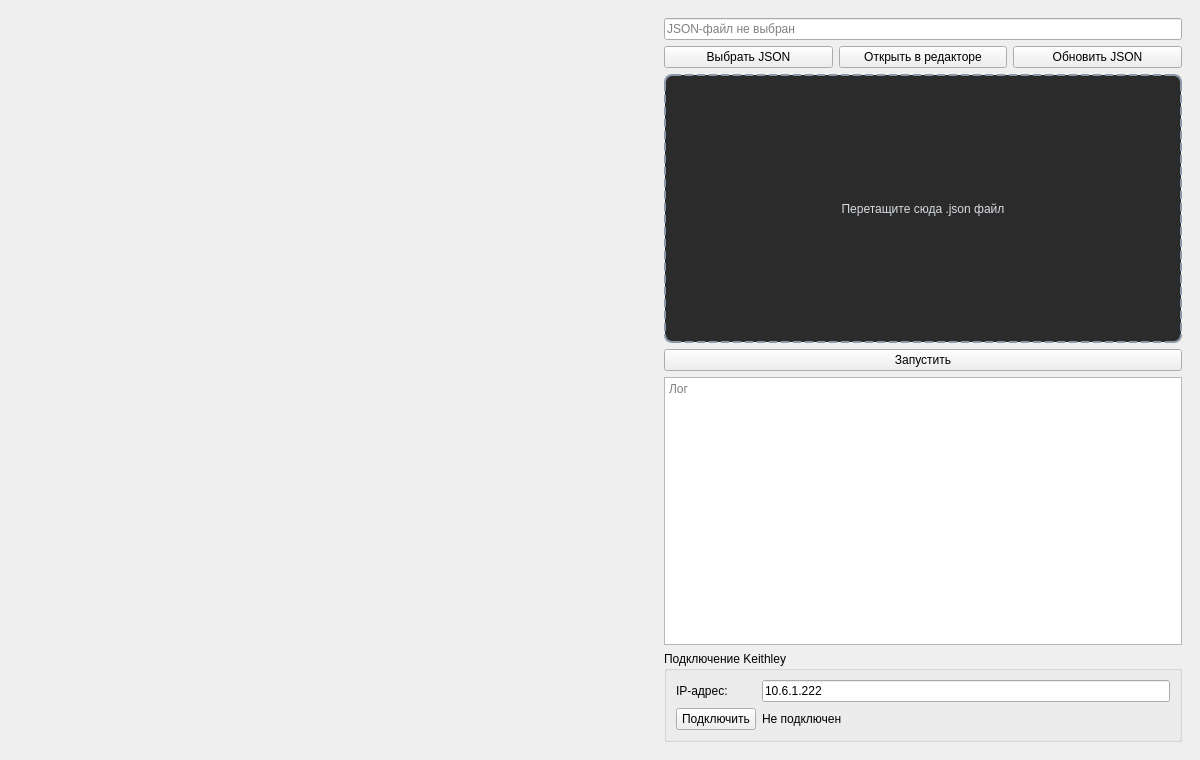
Above: cfg/gui/main_window.ui from AtariVC/keithly_calibrator before the change. Below: the same form after it.
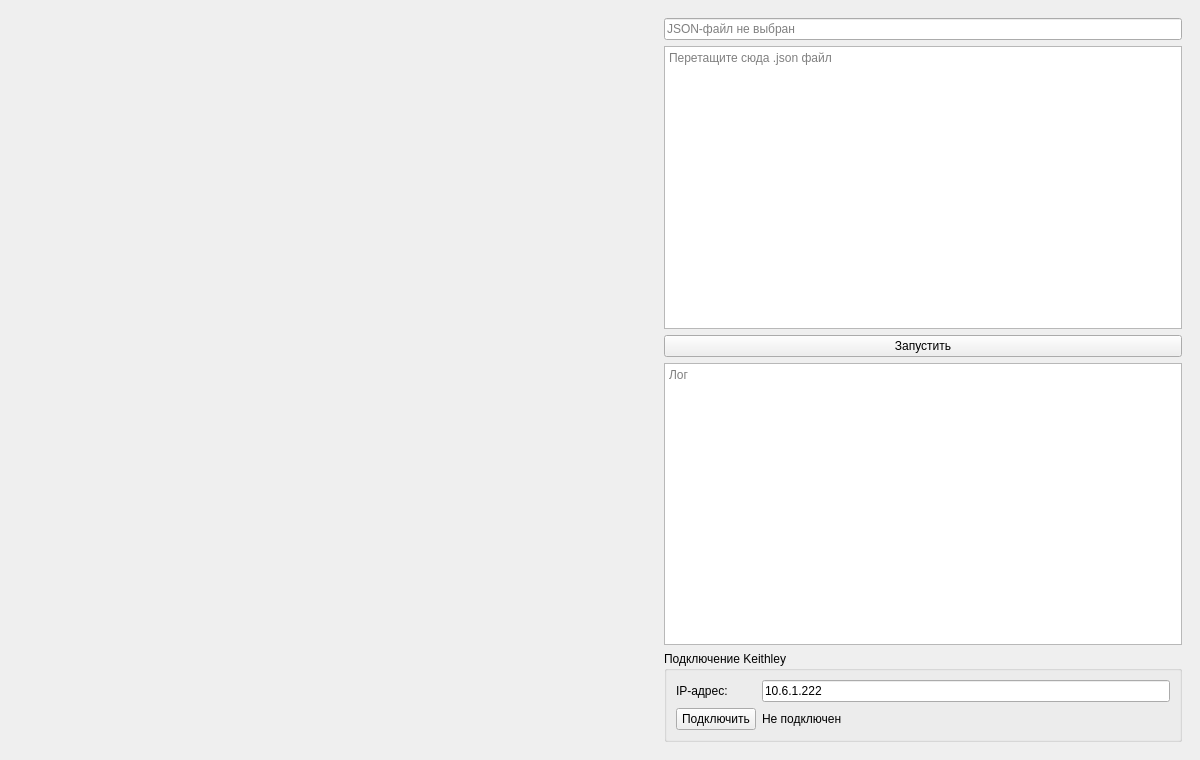
That is the form after the change.

Commit message:
add JSON editor with syntax highlighting and icon toolbar
Replace drop-area frame and text buttons with an editable QPlainTextEdit
(VS Code-style dark theme, JsonHighlighter) and flat icon-only buttons from
QCustomWidgets (select, save, open-in-editor, reload) placed inline with the
file name lineEdit. Also adds qcustomwidgets git dependency and platform stubs
for xdrlib/qcustomwindow on macOS/Python 3.14.

```diff
--- a/cfg/gui/main_window.ui
+++ b/cfg/gui/main_window.ui
@@ -40,32 +40,7 @@
         </widget>
        </item>
        <item>
-        <layout class="QHBoxLayout" name="jsonButtonLayout">
-         <item>
-          <widget class="QPushButton" name="selectJsonButton">
-           <property name="text">
-            <string>Выбрать JSON</string>
-           </property>
-          </widget>
-         </item>
-         <item>
-          <widget class="QPushButton" name="editJsonButton">
-           <property name="text">
-            <string>Открыть в редакторе</string>
-           </property>
-          </widget>
-         </item>
-         <item>
-          <widget class="QPushButton" name="reloadJsonButton">
-           <property name="text">
-            <string>Обновить JSON</string>
-           </property>
-          </widget>
-         </item>
-        </layout>
-       </item>
-       <item>
-        <widget class="QFrame" name="jsonDropArea">
+        <widget class="QPlainTextEdit" name="jsonEditorWidget">
          <property name="minimumSize">
           <size>
            <width>0</width>
@@ -75,60 +50,9 @@
          <property name="acceptDrops">
           <bool>true</bool>
          </property>
-         <property name="styleSheet">
-          <string notr="true">QFrame#jsonDropArea {
-    border: 2px dashed #8a98a8;
-    border-radius: 8px;
-    background: #2b2b2b;
-}
-QFrame#jsonDropArea QLabel {
-    color: #d7dce2;
-}</string>
+         <property name="placeholderText">
+          <string>Перетащите сюда .json файл</string>
          </property>
-         <property name="frameShape">
-          <enum>QFrame::StyledPanel</enum>
-         </property>
-         <property name="frameShadow">
-          <enum>QFrame::Plain</enum>
-         </property>
-         <layout class="QVBoxLayout" name="jsonDropAreaLayout">
-          <item>
-           <spacer name="jsonDropTopSpacer">
-            <property name="orientation">
-             <enum>Qt::Vertical</enum>
-            </property>
-            <property name="sizeHint" stdset="0">
-             <size>
-              <width>20</width>
-              <height>40</height>
-             </size>
-            </property>
-           </spacer>
-          </item>
-          <item>
-           <widget class="QLabel" name="jsonDropAreaLabel">
-            <property name="text">
-             <string>Перетащите сюда .json файл</string>
-            </property>
-            <property name="alignment">
-             <set>Qt::AlignCenter</set>
-            </property>
-           </widget>
-          </item>
-          <item>
-           <spacer name="jsonDropBottomSpacer">
-            <property name="orientation">
-             <enum>Qt::Vertical</enum>
-            </property>
-            <property name="sizeHint" stdset="0">
-             <size>
-              <width>20</width>
-              <height>40</height>
-             </size>
-            </property>
-           </spacer>
-          </item>
-         </layout>
         </widget>
        </item>
        <item>
```
Left out of the diff: 35 changed lines with no effect on the pictures. The commit also changes 3 other files.
